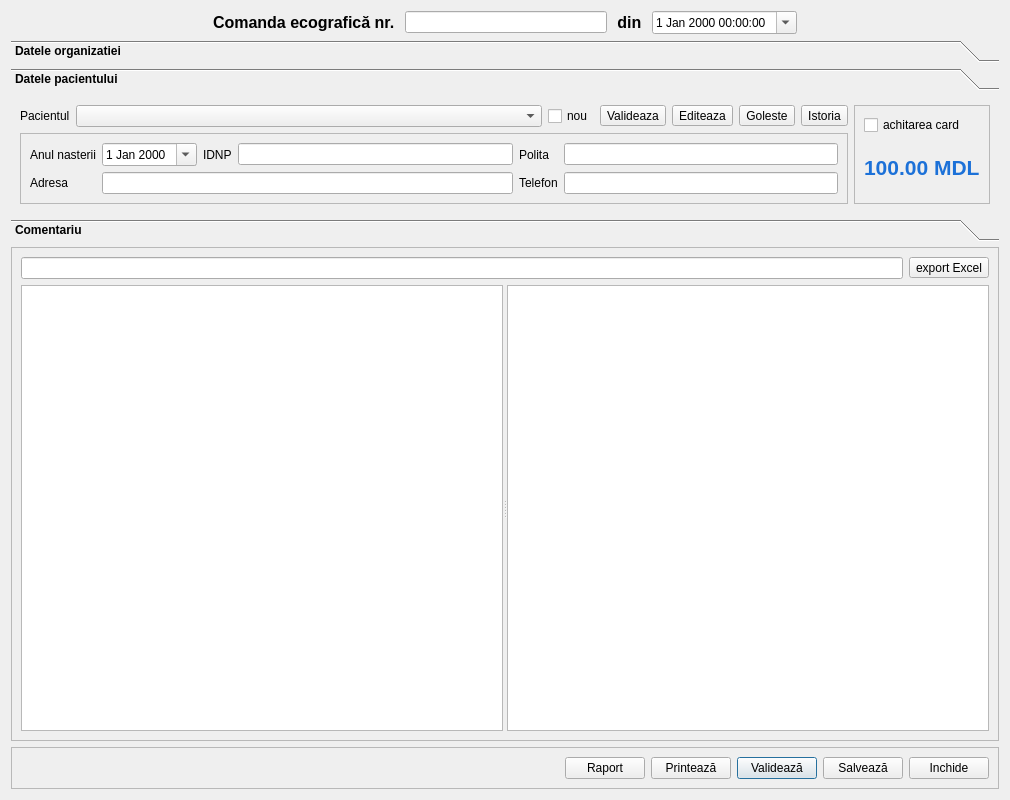
Old version of the form docs/docorderecho.ui in the repository debalex77/USG.
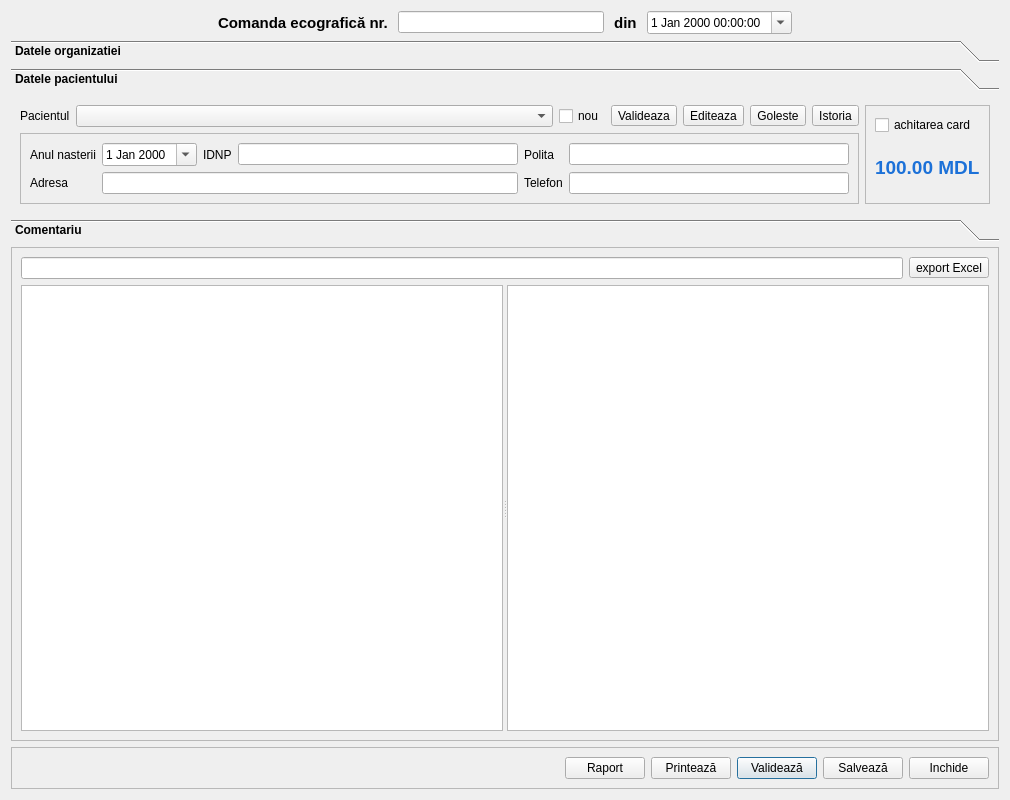
New version of the form. The open tabs and pages were chosen to show the change. Icons and pictures are not drawn.

Commit message: optimize pointSize Windows

```diff
--- a/docs/docorderecho.ui
+++ b/docs/docorderecho.ui
@@ -33,7 +33,8 @@
       <widget class="QLabel" name="label">
        <property name="font">
         <font>
-         <pointsize>12</pointsize>
+         <pointsize>11</pointsize>
+         <weight>75</weight>
          <bold>true</bold>
         </font>
        </property>
@@ -49,7 +50,8 @@
       <widget class="QLabel" name="label_2">
        <property name="font">
         <font>
-         <pointsize>12</pointsize>
+         <pointsize>11</pointsize>
+         <weight>75</weight>
          <bold>true</bold>
         </font>
        </property>
@@ -164,6 +166,7 @@
      </property>
      <property name="font">
       <font>
+       <weight>75</weight>
        <bold>true</bold>
       </font>
      </property>
@@ -383,7 +386,7 @@
         <x>0</x>
         <y>0</y>
         <width>992</width>
-        <height>131</height>
+        <height>114</height>
        </rect>
       </property>
       <attribute name="icon">
@@ -416,6 +419,7 @@
          </property>
          <property name="font">
           <font>
+           <weight>50</weight>
            <bold>false</bold>
           </font>
          </property>
@@ -443,7 +447,8 @@
            <widget class="QLabel" name="labelSumOrder">
             <property name="font">
              <font>
-              <pointsize>16</pointsize>
+              <pointsize>14</pointsize>
+              <weight>75</weight>
               <bold>true</bold>
              </font>
             </property>
@@ -462,6 +467,7 @@
            <widget class="QCheckBox" name="cardPayment">
             <property name="font">
              <font>
+              <weight>50</weight>
               <bold>false</bold>
              </font>
             </property>
@@ -477,6 +483,7 @@
         <widget class="QCheckBox" name="checkBox">
          <property name="font">
           <font>
+           <weight>50</weight>
            <bold>false</bold>
           </font>
          </property>
@@ -506,6 +513,7 @@
              <widget class="QLabel" name="label_12">
               <property name="font">
                <font>
+                <weight>50</weight>
                 <bold>false</bold>
                </font>
               </property>
@@ -545,6 +553,7 @@
              <widget class="QLabel" name="label_14">
               <property name="font">
                <font>
+                <weight>50</weight>
                 <bold>false</bold>
                </font>
               </property>
@@ -557,6 +566,7 @@
              <widget class="QLineEdit" name="editIDNP">
               <property name="font">
                <font>
+                <weight>50</weight>
                 <bold>false</bold>
                </font>
               </property>
@@ -590,6 +600,7 @@
              <widget class="QLineEdit" name="editAddress">
               <property name="font">
                <font>
+                <weight>50</weight>
                 <bold>false</bold>
                </font>
               </property>
@@ -599,6 +610,7 @@
              <widget class="QLineEdit" name="editPolicyMedical">
               <property name="font">
                <font>
+                <weight>50</weight>
                 <bold>false</bold>
                </font>
               </property>
@@ -613,6 +625,7 @@
         <widget class="QToolButton" name="btnNewPacient">
          <property name="font">
           <font>
+           <weight>50</weight>
            <bold>false</bold>
           </font>
          </property>
@@ -632,6 +645,7 @@
         <widget class="QToolButton" name="btnEditPacient">
          <property name="font">
           <font>
+           <weight>50</weight>
            <bold>false</bold>
           </font>
          </property>
@@ -651,6 +665,7 @@
         <widget class="QToolButton" name="btnClearPacient">
          <property name="font">
           <font>
+           <weight>50</weight>
            <bold>false</bold>
           </font>
          </property>
@@ -670,6 +685,7 @@
         <widget class="QToolButton" name="btnPatientHistory">
          <property name="font">
           <font>
+           <weight>50</weight>
            <bold>false</bold>
           </font>
          </property>
```
Left out of the diff: 22 changed lines with no effect on the pictures. The commit also changes 4 other files.
